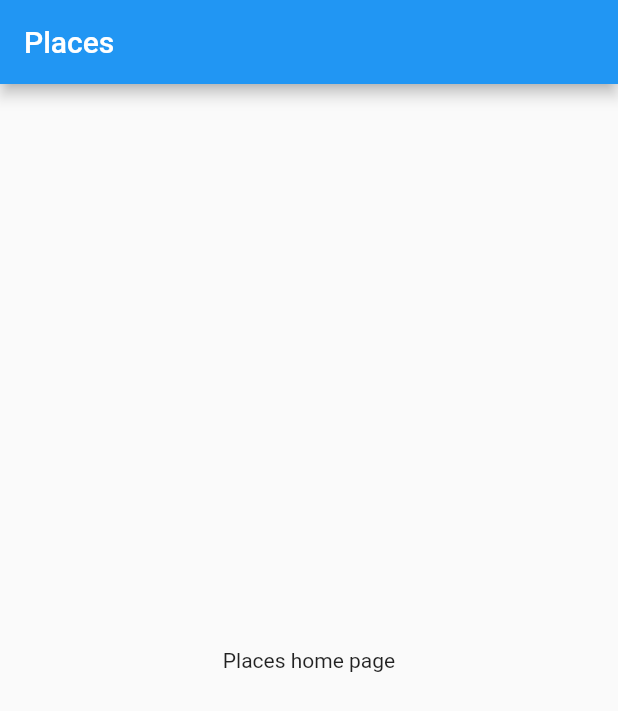
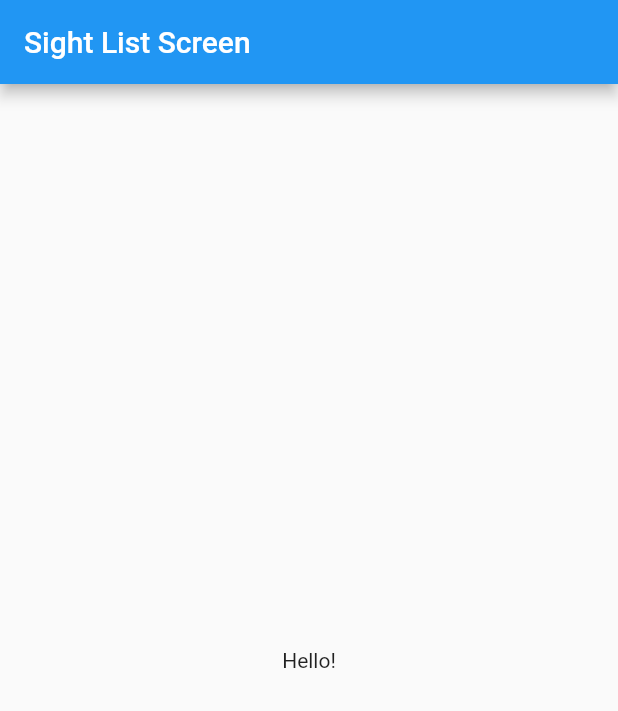
Before and after one commit to DmitriRezchikov/places, a Flutter app: the screen it shows after launch, on a phone screen of 412 x 824 dp. Shown: the top 711 px of the screen. Run offline on Flutter 3.47's test engine with Material 2 defaults, Android fonts, the phone set to English and light mode, and no system bars; our stand-ins replace flutter_svg; missing offline and left inert: surf_lint_rules.

Commit message:
Before Keyboard

```diff
--- a/lib/main.dart
+++ b/lib/main.dart
@@ -2,6 +2,7 @@
 
 import 'package:flutter/material.dart';
 import 'package:flutter_svg/flutter_svg.dart';
+import 'package:places/ui/screen/sight_list_screen.dart';
 import 'package:surf_lint_rules/surf_lint_rules.dart';
 
 // ! gives an error
@@ -27,7 +28,9 @@ class MyApp extends StatelessWidget {
       theme: ThemeData(
         primarySwatch: Colors.blue,
       ),
-      home: const MyHomePage(title: 'Places'),
+      // home: const MyHomePage(title: 'Places'),
+
+      home: const SightListScreen(),
     );
   }
 }
--- /dev/null
+++ b/lib/ui/screen/sight_list_screen.dart
@@ -0,0 +1,33 @@
+import 'package:flutter/material.dart';
+
+import 'package:flutter/src/foundation/key.dart';
+import 'package:flutter/src/widgets/framework.dart';
+
+class SightListScreen extends StatefulWidget {
+  const SightListScreen({Key? key}) : super(key: key);
+
+  @override
+  State<SightListScreen> createState() => _SightListScreenState();
+}
+
+class _SightListScreenState extends State<SightListScreen> {
+  @override
+  Widget build(BuildContext context) {
+    return Scaffold(
+      appBar: AppBar(title: const Text('Sight List Screen')),
+      // body: const Center(
+      //   child: Text(
+      //     "Sight List Screen",
+      //     style: TextStyle(
+      //       color: Colors.black,
+      //       fontSize: 40.0,
+      //     ),
+      //   ),
+      // ),
+
+      body: Center(
+        child: Text("Hello!"),
+      ),
+    );
+  }
+}
```
